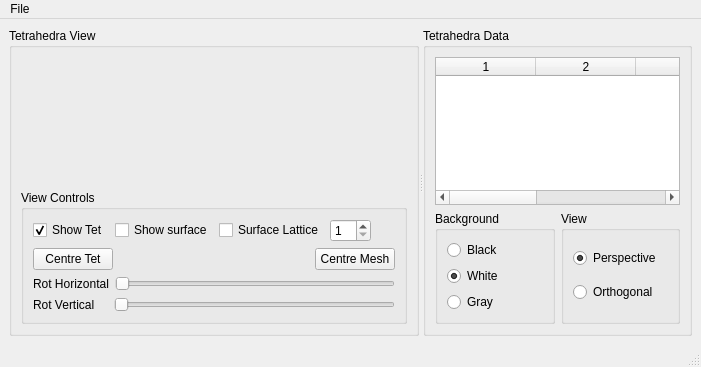
Qt form resources/tetgenviewermain.ui (yousefalshaikh17/protein_mesh_simulated_annealing) before a commit.
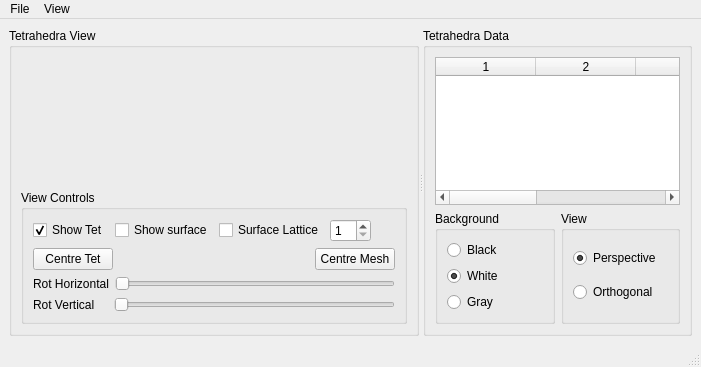
The same form after that commit. Custom widgets are drawn as their Qt base class.

Commit message: added view menu

The edit to the form file:
```diff
--- a/resources/tetgenviewermain.ui
+++ b/resources/tetgenviewermain.ui
@@ -341,7 +341,15 @@
     <addaction name="separator"/>
     <addaction name="_actionExit"/>
    </widget>
+   <widget class="QMenu" name="menuView">
+    <property name="title">
+     <string>View</string>
+    </property>
+    <addaction name="_actionPerspective"/>
+    <addaction name="_actionOrthogonal"/>
+   </widget>
    <addaction name="menuFile"/>
+   <addaction name="menuView"/>
   </widget>
   <widget class="QStatusBar" name="statusbar"/>
   <action name="_actionLoad">
```
Left out of the diff: 42 changed lines with no effect on the pictures. The commit also changes 3 other files.
